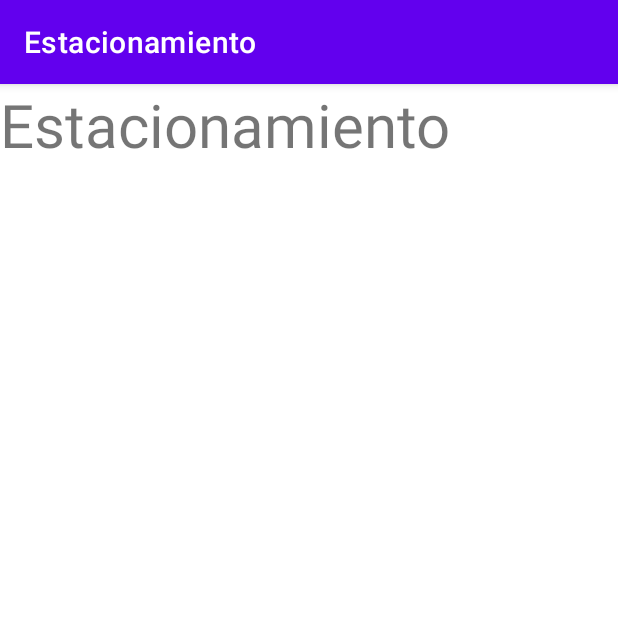
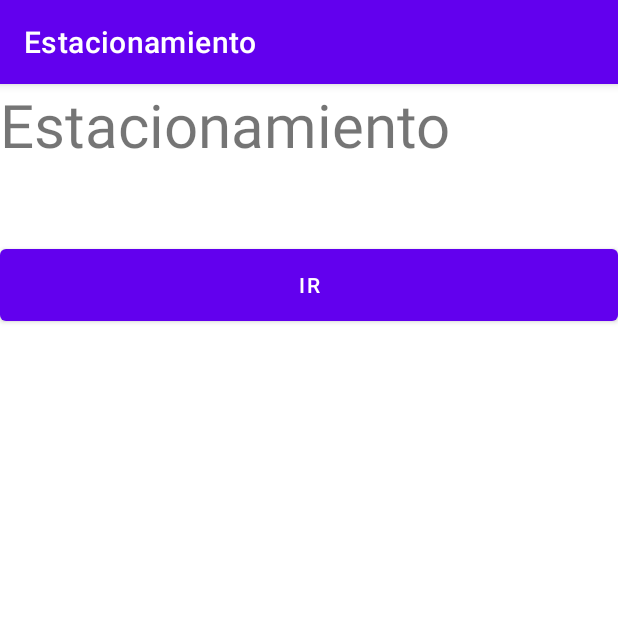
Before and after one commit to vsilvaarana/estacionamiento.mobile, an Android app: the screen it shows after launch (PrincipalActivity), on a phone screen of 412 x 824 dp, the top half of it. Run offline under Robolectric (Android 15) with nearby library versions, the phone set to English and light mode, and no system bars.

Commit message:
add reserva historia activity

```diff
--- a/app/src/main/AndroidManifest.xml
+++ b/app/src/main/AndroidManifest.xml
@@ -12,6 +12,9 @@
         android:supportsRtl="true"
         android:theme="@style/Theme.Estacionamiento"
         tools:targetApi="31">
+        <activity
+            android:name=".ReservaHistoriaActivity"
+            android:exported="false" />
         <activity
             android:name=".HistoriaReservaActivity"
             android:exported="false" />
--- a/app/src/main/java/com/example/estacionamiento/PrincipalActivity.kt
+++ b/app/src/main/java/com/example/estacionamiento/PrincipalActivity.kt
@@ -1,6 +1,8 @@
 package com.example.estacionamiento
 
+import android.content.Intent
 import android.os.Bundle
+import android.widget.Button
 import androidx.activity.enableEdgeToEdge
 import androidx.appcompat.app.AppCompatActivity
 import androidx.core.view.ViewCompat
@@ -16,5 +18,12 @@ class PrincipalActivity : AppCompatActivity() {
             v.setPadding(systemBars.left, systemBars.top, systemBars.right, systemBars.bottom)
             insets
         }
+
+        val btnIr = findViewById<Button>(R.id.btnIr)
+
+        btnIr.setOnClickListener {
+            var intent = Intent(this, ReservaHistoriaActivity::class.java)
+            startActivity(intent)
+        }
     }
 }
--- a/app/src/main/res/layout/activity_principal.xml
+++ b/app/src/main/res/layout/activity_principal.xml
@@ -20,4 +20,18 @@
             android:textSize="40dp" />
 
     </LinearLayout>
+
+    <LinearLayout
+        android:layout_width="match_parent"
+        android:layout_height="wrap_content">
+
+        <Button
+            android:id="@+id/btnIr"
+            android:layout_width="match_parent"
+            android:layout_height="60dp"
+            android:layout_marginTop="50dp"
+            android:text="Ir"
+            android:paddingLeft="50dp"
+            android:paddingRight="50dp"/>
+    </LinearLayout>
 </LinearLayout>
```
Also changed, not shown: app/src/main/java/com/example/estacionamiento/HistoriaReservaActivity.kt (deleted, +0 -20 lines), app/src/main/java/com/example/estacionamiento/ReservaHistoriaActivity.kt (added, +53 -0 lines), app/src/main/res/layout/activity_historia_reserva.xml (deleted, +0 -10 lines), app/src/main/res/layout/activity_reserva_historia.xml (added, +65 -0 lines).
